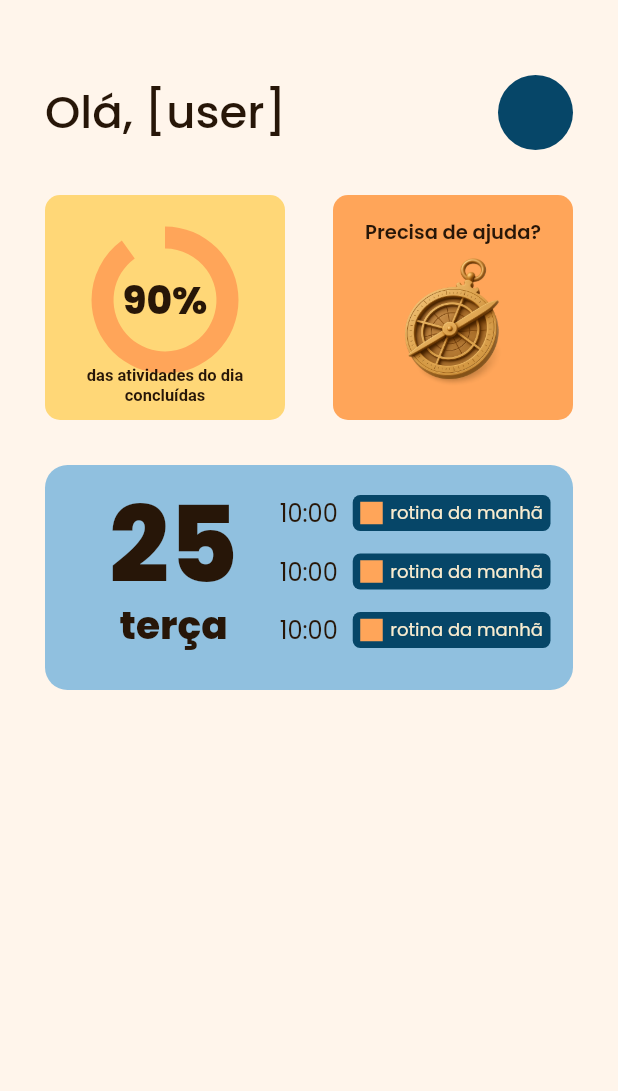
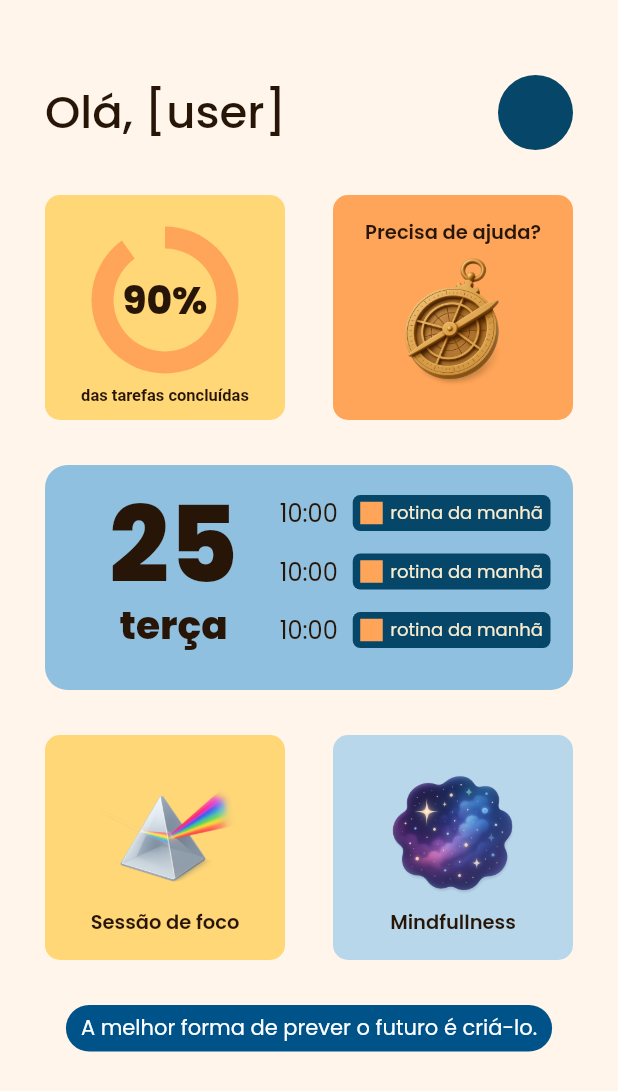
Before and after one commit to gabryelgl/izzy_frontend, a Flutter app: the screen it shows after launch, after a tap on "COMEÇAR", on a phone screen of 412 x 824 dp. Shown: the top 1091 px of the screen. Run offline on Flutter 3.47's test engine with Material 3 defaults, Android fonts, the light colour scheme and no system bars; our stand-ins replace flutter_svg, google_fonts, syncfusion_flutter_charts; Roboto replaces fonts that are missing (Poppins, sans-serif).

Commit message:
feat: home screen schema

```diff
--- a/lib/screens/home_screen.dart
+++ b/lib/screens/home_screen.dart
@@ -130,7 +130,7 @@ class _HomeScreenState extends State<HomeScreen> {
                       alignment: Alignment.bottomCenter,
 
                       child: Text(
-                        "das atividades do dia concluídas",
+                        "das tarefas concluídas",
                         textAlign: TextAlign.center,
                         style: const TextStyle(
                           fontSize: 11,
@@ -359,6 +359,79 @@ class _HomeScreenState extends State<HomeScreen> {
               ],
             ),
           ),
+          Row(
+            mainAxisAlignment: MainAxisAlignment.spaceBetween,
+            children: [
+              Container(
+                decoration: BoxDecoration(
+                  color: Color(0xFFFFD777),
+                  borderRadius: BorderRadius.all(Radius.circular(10)),
+                ),
+                width: 160,
+                height: 150,
+                child: Column(
+                  mainAxisAlignment: MainAxisAlignment.center,
+                  verticalDirection: VerticalDirection.up,
+                  children: [
+                    Text(
+                      "Sessão de foco",
+                      style: TextStyle(
+                        fontSize: 13,
+                        fontWeight: FontWeight.w600,
+                        color: Color(0xFF271608),
+                        decoration: TextDecoration.none,
+                        fontFamily: "Poppins",
+                      ),
+                    ),
+                    Image.asset('assets/home/prism.png', height: 100),
+                  ],
+                ),
+              ),
+              Container(
+                decoration: BoxDecoration(
+                  color: Color(0xFFB8D7EB),
+                  borderRadius: BorderRadius.all(Radius.circular(10)),
+                ),
+                width: 160,
+                height: 150,
+                child: Column(
+                  verticalDirection: VerticalDirection.up,
+                  mainAxisAlignment: MainAxisAlignment.center,
+                  children: [
+                    Text(
+                      "Mindfullness",
+                      style: TextStyle(
+                        fontSize: 13,
+                        fontWeight: FontWeight.w600,
+                        color: Color(0xFF271608),
+                        decoration: TextDecoration.none,
+                        fontFamily: "Poppins",
+                      ),
+                    ),
+                    Image.asset('assets/home/nebula.png', height: 100),
+                  ],
+                ),
+              ),
+            ],
+          ),
+          Container(
+            padding: EdgeInsets.symmetric(horizontal: 10, vertical: 5),
+            decoration: BoxDecoration(
+              color: Color(0xFF005389),
+              borderRadius: BorderRadius.all(Radius.circular(100)),
+            ),
+            child: Text(
+              "A melhor forma de prever o futuro é criá-lo.",
+              textAlign: TextAlign.center,
+              style: TextStyle(
+                fontFamily: 'Poppins',
+                fontSize: 14,
+                fontWeight: FontWeight.normal,
+                color: Color(0xFFFFFFFF),
+                decoration: TextDecoration.none,
+              ),
+            ),
+          ),
         ],
       ),
     );
--- a/pubspec.yaml
+++ b/pubspec.yaml
@@ -65,6 +65,8 @@ flutter:
     - assets/login/astro.png
     - assets/login/google.png
     - assets/home/compass.png
+    - assets/home/prism.png
+    - assets/home/nebula.png
 
   fonts:
     - family: Poppins
```
Also changed, not shown: assets/home/nebula.png (added), assets/home/prism.png (added).
